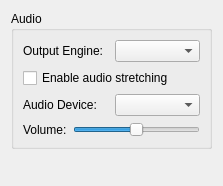
The window that src/citra_qt/configure_audio.ui (citra-emu/citra-bleeding-edge) describes before a commit, drawn with Qt 5.
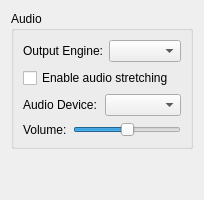
The same window after the commit.

Diff of the .ui file:
```diff
--- a/src/citra_qt/configure_audio.ui
+++ b/src/citra_qt/configure_audio.ui
@@ -3,17 +3,9 @@
 <ui version="4.0">
  <class>ConfigureAudio</class>
  <widget class="QWidget" name="ConfigureAudio">
-  <property name="geometry">
-   <rect>
-    <x>0</x>
-    <y>0</y>
-    <width>223</width>
-    <height>186</height>
-   </rect>
-  </property>
   <layout class="QVBoxLayout">
    <item>
-    <widget class="QGroupBox" name="groupBox">
+    <widget class="QGroupBox">
      <property name="title">
       <string>Audio</string>
      </property>
@@ -21,7 +13,7 @@
       <item>
        <layout class="QHBoxLayout">
         <item>
-         <widget class="QLabel" name="label">
+         <widget class="QLabel">
           <property name="text">
            <string>Output Engine:</string>
           </property>
@@ -45,7 +37,7 @@
       <item>
        <layout class="QHBoxLayout">
         <item>
-         <widget class="QLabel" name="label">
+         <widget class="QLabel">
           <property name="text">
            <string>Audio Device:</string>
           </property>
```
Left out of the diff: 18 changed lines with no effect on the pictures.
